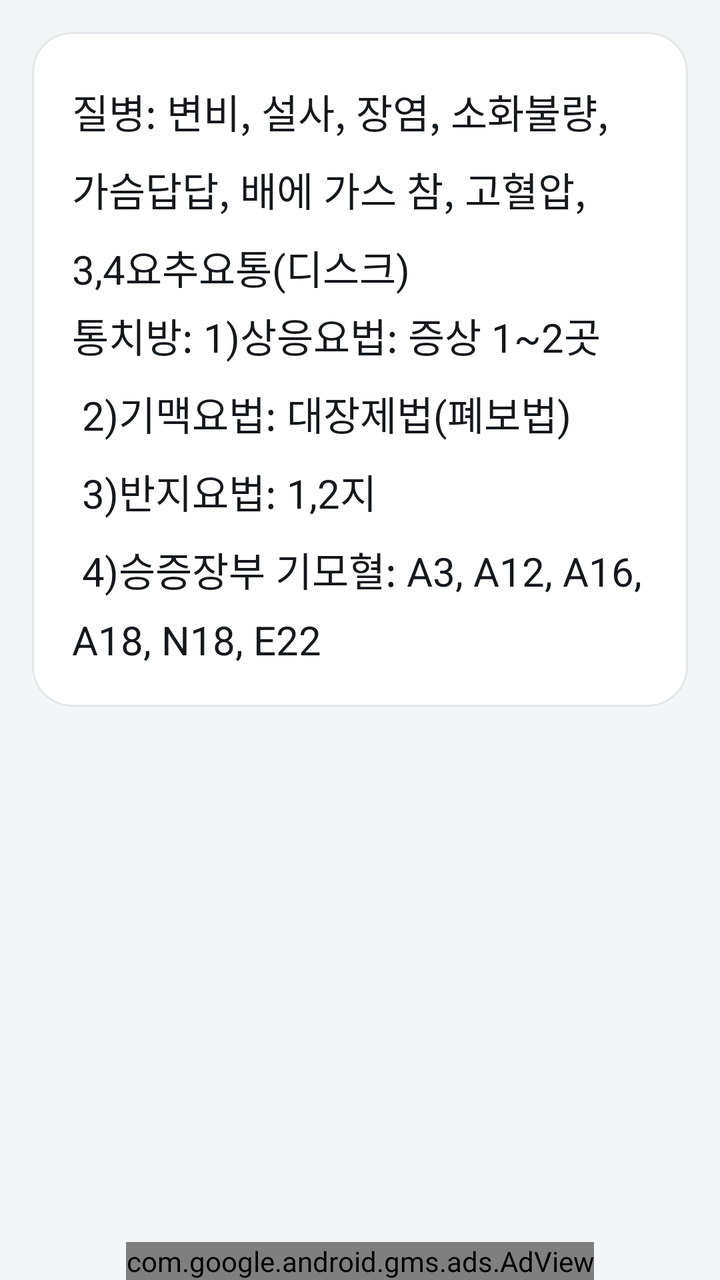
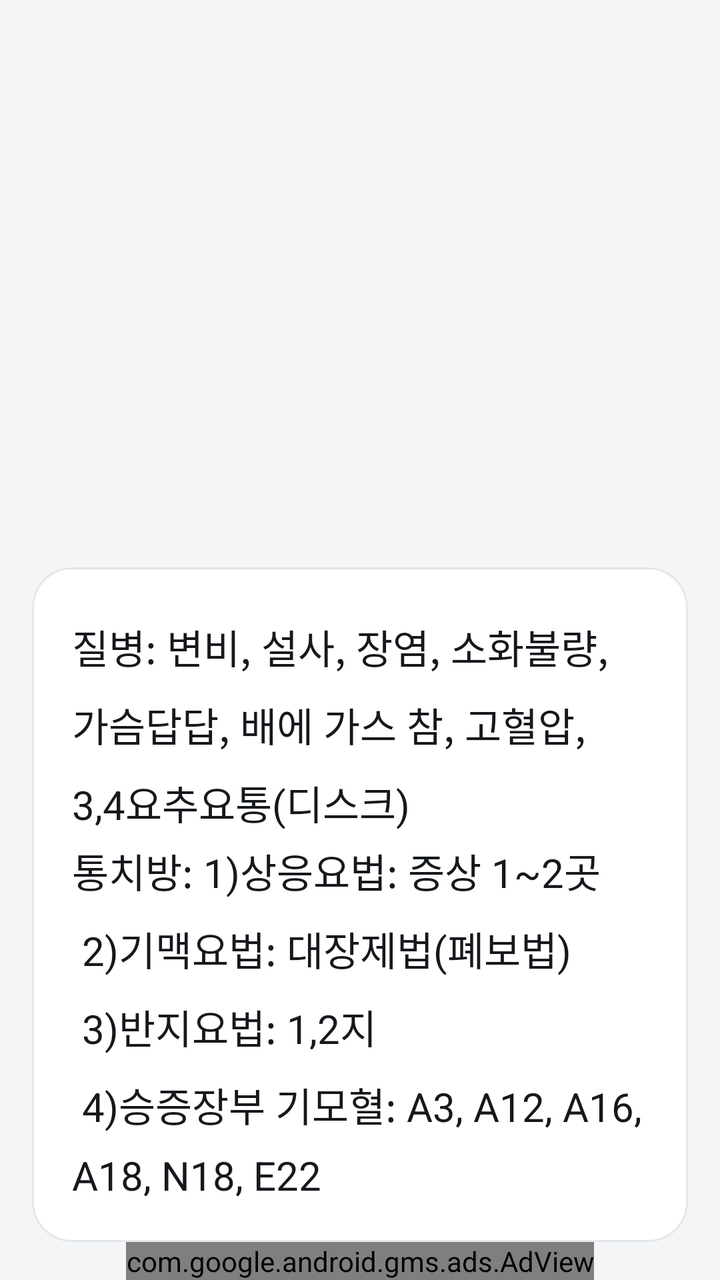

An Android layout rendered at two revisions. The XML below is the earlier revision; the diff shows what the commit changed to produce the second picture.
<!-- AndroidManifest.xml: application theme AppTheme -->
<!-- res/layout/activity_yangsil.xml -->
<RelativeLayout xmlns:android="http://schemas.android.com/apk/res/android"
    xmlns:tools="http://schemas.android.com/tools"
    xmlns:app="http://schemas.android.com/apk/res-auto"
    xmlns:ads="http://schemas.android.com/apk/res-auto"
    android:layout_width="match_parent"
    android:layout_height="match_parent"
    android:paddingTop="@dimen/activity_vertical_margin"
    android:paddingLeft="@dimen/activity_horizontal_margin"
    android:paddingRight="@dimen/activity_horizontal_margin"
    tools:context=".MainActivity" >

    <ScrollView
        android:layout_width="fill_parent"
        android:layout_height="wrap_content" >

        <com.google.android.material.card.MaterialCardView
            android:layout_width="match_parent"
            android:layout_height="wrap_content"
            app:cardBackgroundColor="@color/surface"
            app:cardCornerRadius="@dimen/card_radius"
            app:cardElevation="0dp"
            app:strokeColor="@color/outline"
            app:strokeWidth="1dp" >

        <LinearLayout
            android:layout_width="match_parent"
            android:layout_height="wrap_content"
            android:orientation="vertical"
            android:padding="20dp" >

            <TextView
                android:layout_width="wrap_content"
                android:layout_height="wrap_content"
                android:layout_marginTop="5dp"
                android:text="@string/yangsil"
                style="@style/myTextView" />

            <TextView
                android:layout_width="wrap_content"
                android:layout_height="wrap_content"
                android:layout_marginTop="5dp"
                android:text="@string/yangsil2"
                style="@style/myTextView" />

        </LinearLayout>
        </com.google.android.material.card.MaterialCardView>
    </ScrollView>

    <com.google.android.gms.ads.AdView
        android:id="@+id/adView"
        android:layout_width="wrap_content"
        android:layout_height="wrap_content"
        android:layout_centerHorizontal="true"
        android:layout_alignParentBottom="true"
        ads:adSize="BANNER"
        ads:adUnitId="@string/banner_ad_unit_id" />


</RelativeLayout>
<!-- resources referenced by this layout -->
<resources>
  <color name="outline">#E3E6EA</color>
  <color name="surface">#FFFFFF</color>
  <dimen name="activity_horizontal_margin">16dp</dimen>
  <dimen name="activity_vertical_margin">16dp</dimen>
  <dimen name="card_radius">20dp</dimen>
  <string name="banner_ad_unit_id">ca-app-pub-1253642133922353/2152469025</string>
  <string name="yangsil">질병: 변비, 설사, 장염, 소화불량, 가슴답답, 배에 가스 참, 고혈압, 3,4요추요통(디스크)</string>
  <string name="yangsil2">통치방: 1)상응요법: 증상 1~2곳 \n
         2)기맥요법: 대장제법(폐보법)\n
         3)반지요법: 1,2지\n
         4)승증장부 기모혈: A3, A12, A16, A18, N18, E22</string>
  <style name="myTextView">
          <item name="android:textSize">20sp</item>
          <item name="android:textColor">@color/text_primary</item>
          <item name="android:lineSpacingMultiplier">1.35</item>
      </style>
  <style name="AppTheme" parent="AppBaseTheme">
          <item name="colorPrimary">@color/bar</item>
          <item name="colorPrimaryDark">@color/bar_dark</item>
          <item name="colorAccent">@color/accent</item>
          <item name="android:windowBackground">@color/bg</item>
          <item name="android:buttonStyle">@style/AppButton</item>
      </style>
  <color name="text_primary">#15181C</color>
  <style name="AppBaseTheme" parent="Theme.MaterialComponents.Light.Bridge">
          
      </style>
  <color name="bar">#14171A</color>
  <color name="bar_dark">#0B0D0F</color>
  <color name="accent">#1F6E43</color>
  <color name="bg">#F4F5F7</color>
  <style name="AppButton" parent="Widget.AppCompat.Button">
          <item name="android:background">@drawable/button_test</item>
          <item name="android:textColor">@color/text_primary</item>
          <item name="android:textSize">24sp</item>
          <item name="android:fontFamily">sans-serif-medium</item>
          <item name="android:textAllCaps">false</item>
          <item name="android:minHeight">78dp</item>
          <item name="android:stateListAnimator">@null</item>
          <item name="android:elevation">0dp</item>
      </style>
  <!-- drawable button_test (drawable) -->
  <?xml version="1.0" encoding="utf-8"?>
  <selector xmlns:android="http://schemas.android.com/apk/res/android">
      <item android:state_pressed="true">
          <shape android:shape="rectangle">
              <solid android:color="@color/accent_soft" />
              <stroke
                  android:width="1dp"
                  android:color="@color/accent" />
              <padding
                  android:left="12dp"
                  android:top="12dp"
                  android:right="12dp"
                  android:bottom="12dp" />
              <corners android:radius="16dp" />
          </shape>
      </item>
      <item>
          <shape android:shape="rectangle">
              <solid android:color="@color/surface" />
              <stroke
                  android:width="1dp"
                  android:color="@color/outline" />
              <padding
                  android:left="12dp"
                  android:top="12dp"
                  android:right="12dp"
                  android:bottom="12dp" />
              <corners android:radius="16dp" />
          </shape>
      </item>
  </selector>
  <color name="accent_soft">#E7F1EC</color>
</resources>

<!-- the commit's change to res/layout/activity_yangsil.xml (unified diff, before → after) -->
@@ -10,6 +10,7 @@
     tools:context=".MainActivity" >
 
     <ScrollView
+        android:layout_above="@id/adView"
         android:layout_width="fill_parent"
         android:layout_height="wrap_content" >
 
